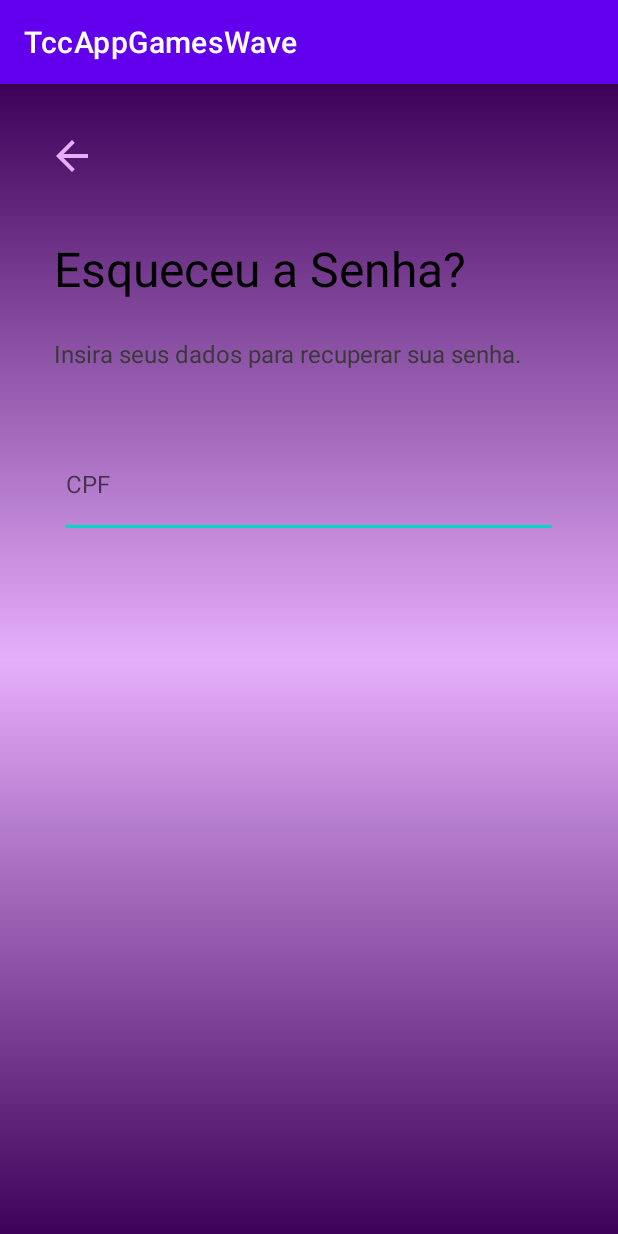
After one commit to HorizonSystem-Official/TccAppGamesWave, an Android app: the esqueceuAsenha screen opened directly, with no data from a screen before it, on a phone screen of 412 x 824 dp. The commit adds this screen. Run offline under Robolectric (Android 15) with nearby library versions, the phone set to English and light mode, and no system bars.

Commit message:
inicio da tela Esqueceu senha
inicio da tela Esqueceu senha

```diff
--- a/app/src/main/AndroidManifest.xml
+++ b/app/src/main/AndroidManifest.xml
@@ -14,6 +14,9 @@
         android:theme="@style/Theme.TccAppGamesWave"
         tools:targetApi="31">
         <activity
+            android:name=".esqueceuAsenha"
+            android:exported="false" />
+        <activity
             android:name=".login"
             android:exported="false" />
         <activity
--- /dev/null
+++ b/app/src/main/java/com/example/tccappgameswave/esqueceuAsenha.java
@@ -0,0 +1,14 @@
+package com.example.tccappgameswave;
+
+import androidx.appcompat.app.AppCompatActivity;
+
+import android.os.Bundle;
+
+public class esqueceuAsenha extends AppCompatActivity {
+
+    @Override
+    protected void onCreate(Bundle savedInstanceState) {
+        super.onCreate(savedInstanceState);
+        setContentView(R.layout.activity_esqueceu_asenha);
+    }
+}
--- /dev/null
+++ b/app/src/main/res/drawable/bg_gradiente.xml
@@ -0,0 +1,9 @@
+<?xml version="1.0" encoding="utf-8"?>
+<shape xmlns:android="http://schemas.android.com/apk/res/android">
+    <gradient
+        android:type="linear"
+        android:angle="90"
+        android:startColor="@color/BaseRoxo"
+        android:centerColor="@color/BaseRosa"
+        android:endColor="@color/BaseRoxo" />
+</shape>
--- /dev/null
+++ b/app/src/main/res/drawable/seta_voltar.xml
@@ -0,0 +1,5 @@
+<vector android:height="24dp" android:tint="#E6AFFC"
+    android:viewportHeight="24" android:viewportWidth="24"
+    android:width="24dp" xmlns:android="http://schemas.android.com/apk/res/android">
+    <path android:fillColor="@android:color/white" android:pathData="M20,11H7.83l5.59,-5.59L12,4l-8,8 8,8 1.41,-1.41L7.83,13H20v-2z"/>
+</vector>
--- /dev/null
+++ b/app/src/main/res/layout/activity_esqueceu_asenha.xml
@@ -0,0 +1,55 @@
+<?xml version="1.0" encoding="utf-8"?>
+<androidx.constraintlayout.widget.ConstraintLayout xmlns:android="http://schemas.android.com/apk/res/android"
+    xmlns:app="http://schemas.android.com/apk/res-auto"
+    xmlns:tools="http://schemas.android.com/tools"
+    android:layout_width="match_parent"
+    android:layout_height="match_parent"
+    android:background="@drawable/bg_gradiente"
+    tools:context=".esqueceuAsenha">
+
+
+    <ImageView
+        android:id="@+id/imageView"
+        android:layout_width="32dp"
+        android:layout_height="32dp"
+        android:layout_margin="32dp"
+        app:layout_constraintStart_toStartOf="parent"
+        app:layout_constraintTop_toTopOf="parent"
+        app:srcCompat="@drawable/seta_voltar" />
+
+    <TextView
+        android:id="@+id/textViewEsqueceu"
+        style="@style/TxtPadraoTxt"
+        android:layout_marginStart="36dp"
+        android:layout_marginTop="37dp"
+        android:textSize="32sp"
+        android:text="@string/TxtEsquesioASenha"
+        app:layout_constraintStart_toStartOf="parent"
+        app:layout_constraintTop_toBottomOf="@+id/imageView" />
+
+    <TextView
+        android:id="@+id/textViewEsqueceuAux"
+        style="@style/TxtPadraoTxt"
+        android:layout_marginStart="36dp"
+        android:layout_marginTop="24dp"
+        android:textColor="@color/CinzaEscuro"
+        android:text="@string/insira_seus"
+        android:textSize="16sp"
+        app:layout_constraintStart_toStartOf="parent"
+        app:layout_constraintTop_toBottomOf="@+id/textViewEsqueceu" />
+
+
+
+    <com.google.android.material.textfield.TextInputEditText
+        android:id="@+id/edit_text"
+        android:layout_width="match_parent"
+        android:layout_height="72dp"
+        android:layout_margin="40dp"
+        android:hint="@string/TxtCPF"
+        android:inputType="text"
+        android:textColor="@color/colorText"
+        android:textSize="16sp"
+        app:layout_constraintEnd_toEndOf="parent"
+        app:layout_constraintStart_toStartOf="parent"
+        app:layout_constraintTop_toBottomOf="@+id/textViewEsqueceuAux" />
+</androidx.constraintlayout.widget.ConstraintLayout>
--- a/app/src/main/res/values/colors.xml
+++ b/app/src/main/res/values/colors.xml
@@ -9,5 +9,9 @@
     <color name="white">#FFFFFFFF</color>
 
     <color name="colorText">#504F60</color>
-    <color name="CorBase">#FF6200EE</color>
+    <color name="CinzaEscuro">#FF393939</color>
+
+    <color name="BaseRosa">#E6AFFC</color>
+    <color name="BaseRoxo">#3D0159</color>
+    <color name="BaseRoxoescuro">#3D003D</color>
 </resources>
--- a/app/src/main/res/values/strings.xml
+++ b/app/src/main/res/values/strings.xml
@@ -1,8 +1,10 @@
 <resources>
     <string name="app_name">TccAppGamesWave</string>
-<!--    Login-->
+    <!--    Login-->
     <string name="TxtEmailFunc">Email</string>
     <string name="TxtSenha">Senha</string>
+    <string name="TxtCPF">CPF</string>
     <string name="TxtCadastro">Criar uma conta</string>
     <string name="TxtEsquesioASenha">Esqueceu a Senha?</string>
+    <string name="insira_seus">Insira seus dados para recuperar sua senha.</string>
 </resources>
```
Also changed, not shown: app/src/main/res/drawable/linha_input.xml (added, +15 -0 lines), app/src/main/res/layout/activity_login.xml (+10 -22 lines), app/src/main/res/drawable/bg_login.png (added), app/src/main/res/drawable/logogameswave.png (added).
